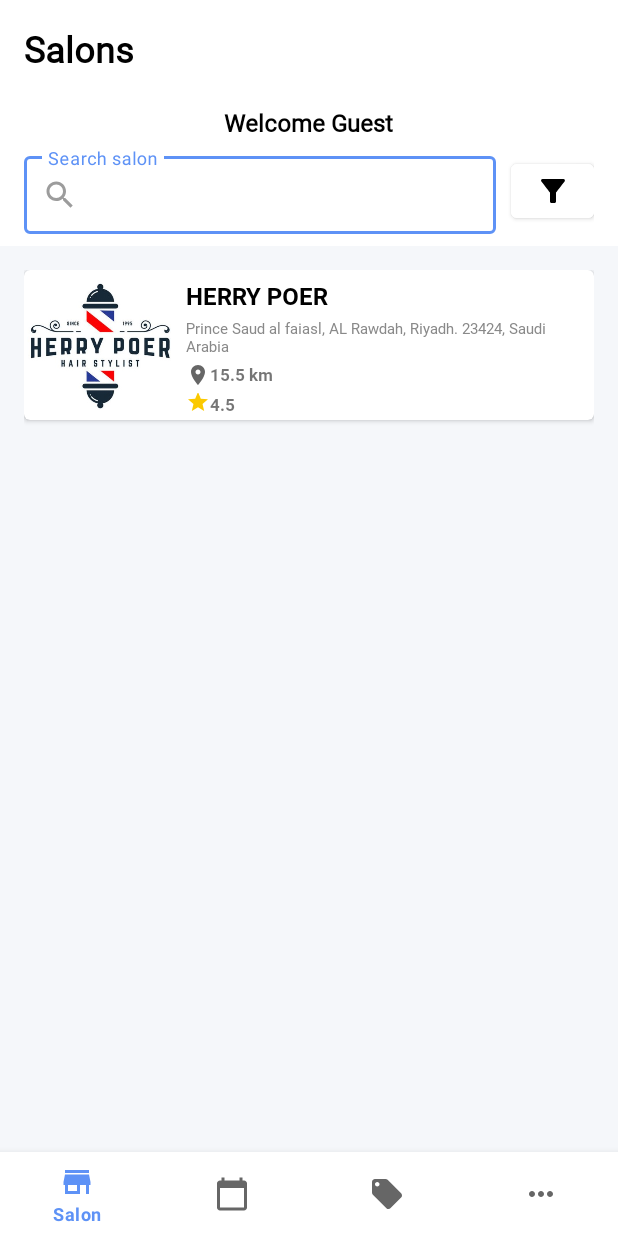
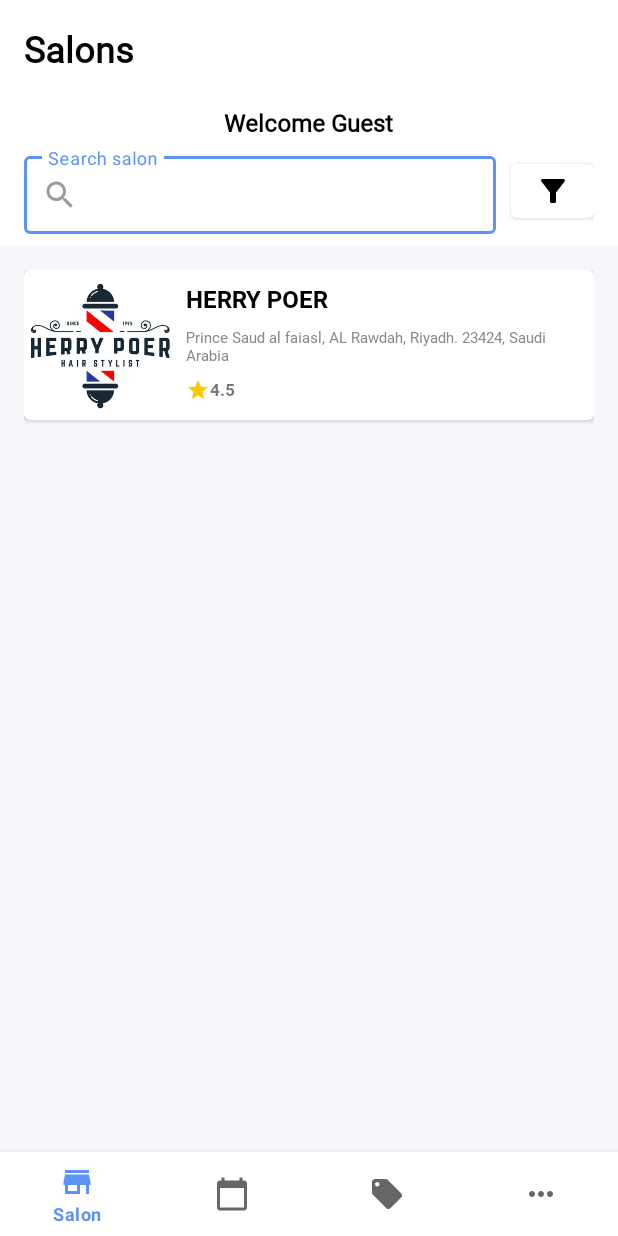
Before and after one commit to Anasmb/IS499_Barbershop, an Android app: the screen it shows after launch (MainActivity), on a phone screen of 412 x 824 dp. Run offline under Robolectric (Android 15) with nearby library versions, the light colour scheme and no system bars.

Commit message:
- Deleted distance in salon

```diff
--- a/app/src/main/java/com/example/barbershop/SalonAdapter.java
+++ b/app/src/main/java/com/example/barbershop/SalonAdapter.java
@@ -42,7 +42,6 @@ public class SalonAdapter extends RecyclerView.Adapter<SalonAdapter.SalonViewHol
         holder.salonImage.setImageDrawable(mContext.getResources().getDrawable(salonItem.getSalonImage()));
         holder.salonName.setText(salonItem.getSalonName());
         holder.address.setText(salonItem.getAddress());
-        holder.distance.setText(salonItem.getDistance());
         holder.rating.setText(salonItem.getRating());
     }
 
@@ -58,7 +57,6 @@ public class SalonAdapter extends RecyclerView.Adapter<SalonAdapter.SalonViewHol
         ImageView salonImage;
         TextView salonName;
         TextView address;
-        TextView distance;
         TextView rating;
 
         public SalonViewHolder(@NonNull @NotNull View itemView) {
@@ -67,7 +65,6 @@ public class SalonAdapter extends RecyclerView.Adapter<SalonAdapter.SalonViewHol
             salonImage = itemView.findViewById(R.id.salonLogoImageView);
             salonName = itemView.findViewById(R.id.salonNameTextView);
             address = itemView.findViewById(R.id.addressTextView);
-            distance = itemView.findViewById(R.id.distanceTextView);
             rating = itemView.findViewById(R.id.ratingTextView);
         }
     }
--- a/app/src/main/java/com/example/barbershop/SalonFragment.java
+++ b/app/src/main/java/com/example/barbershop/SalonFragment.java
@@ -39,8 +39,7 @@ public class SalonFragment extends Fragment {
         recyclerView.setHasFixedSize(true);
         recyclerView.setLayoutManager(new LinearLayoutManager(getActivity()));
 
-        salonItemList.add(new SalonItem(R.drawable.herry_poer, "HERRY POER" , "Prince Saud al faiasl, AL Rawdah, Riyadh. 23424, Saudi Arabia" ,
-                "15.5 km", "4.5"));
+        salonItemList.add(new SalonItem(R.drawable.herry_poer, "HERRY POER" , "Prince Saud al faiasl, AL Rawdah, Riyadh. 23424, Saudi Arabia" , "4.5"));
 
         adapter = new SalonAdapter(getContext(), salonItemList);
         recyclerView.setAdapter(adapter);
--- a/app/src/main/java/com/example/barbershop/SalonItem.java
+++ b/app/src/main/java/com/example/barbershop/SalonItem.java
@@ -5,14 +5,12 @@ public class SalonItem {
     private int salonImage;
     private String salonName;
     private String address;
-    private String distance;
     private String rating;
 
-    public SalonItem(int salonImage, String salonName, String address, String distance, String rating) {
+    public SalonItem(int salonImage, String salonName, String address, String rating) {
         this.salonImage = salonImage;
         this.salonName = salonName;
         this.address = address;
-        this.distance = distance;
         this.rating = rating;
     }
 
@@ -28,10 +26,6 @@ public class SalonItem {
         return address;
     }
 
-    public String getDistance() {
-        return distance;
-    }
-
     public String getRating() {
         return rating;
     }
--- a/app/src/main/res/layout/salon_item.xml
+++ b/app/src/main/res/layout/salon_item.xml
@@ -32,7 +32,7 @@
                     android:id="@+id/salonNameTextView"
                     android:layout_width="wrap_content"
                     android:layout_height="wrap_content"
-                    android:layout_marginVertical="2dp"
+                    android:layout_marginVertical="4dp"
                     android:text="HERRY POER"
                     android:fontFamily="@font/roboto_bold"
                     android:textSize="16dp"
@@ -42,7 +42,7 @@
                     android:id="@+id/addressTextView"
                     android:layout_width="wrap_content"
                     android:layout_height="wrap_content"
-                    android:layout_marginVertical="2dp"
+                    android:layout_marginVertical="4dp"
                     android:text="Prince Saud al faiasl, AL Rawdah, Riyadh. 23424, Saudi Arabia"
                     android:fontFamily="@font/roboto_regular"
                     android:textSize="10dp"
@@ -52,20 +52,10 @@
                     android:maxEms="20"/>
 
                 <TextView
-                    android:id="@+id/distanceTextView"
-                    android:layout_width="wrap_content"
-                    android:layout_height="wrap_content"
-                    android:layout_marginVertical="2dp"
-                    android:text="15.5 km"
-                    android:fontFamily="@font/roboto_bold"
-                    android:textSize="11dp"
-                    android:drawableLeft="@drawable/ic_baseline_location_on_16"/>
-
-                <TextView
                     android:id="@+id/ratingTextView"
                     android:layout_width="wrap_content"
                     android:layout_height="wrap_content"
-                    android:layout_marginVertical="2dp"
+                    android:layout_marginVertical="4dp"
                     android:text="4.2"
                     android:fontFamily="@font/roboto_bold"
                     android:textSize="11dp"
```
